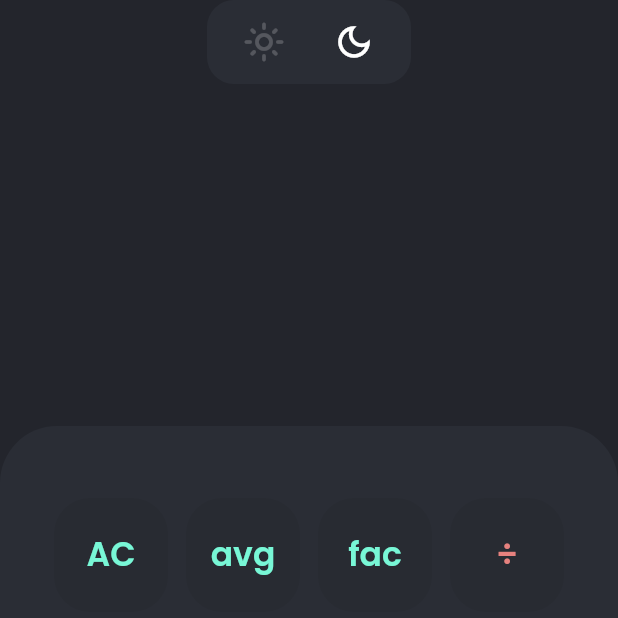
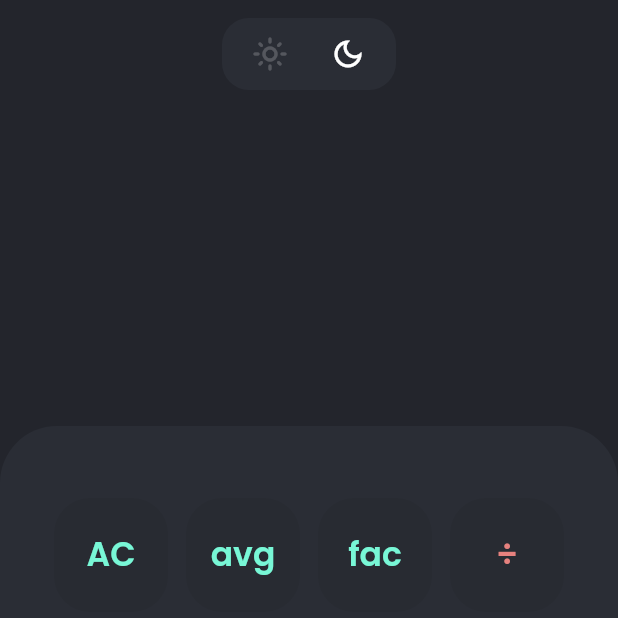
Before and after one commit to jyotirmoy-paul/nsu_calculator_frontend, a Flutter app: the screen it shows after launch, on a phone screen of 412 x 824 dp, the top half of it. Run offline on Flutter 3.47's test engine with Material 2 defaults, Android fonts, the phone set to English and light mode, and no system bars; our stand-ins replace flutter_riverpod, google_fonts; missing offline and left inert: grpc, protobuf.

Commit message:
fixes minor issue in theme button

```diff
--- a/lib/screens/calculator_screen/widgets/theme_button.dart
+++ b/lib/screens/calculator_screen/widgets/theme_button.dart
@@ -16,7 +16,8 @@ class ThemeButton extends ConsumerWidget {
         color: Theme.of(context).backgroundColor,
         borderRadius: BorderRadius.circular(18.0),
       ),
-      padding: const EdgeInsets.symmetric(horizontal: 12.0, vertical: 2.0),
+      padding: const EdgeInsets.symmetric(horizontal: 8.0),
+      margin: const EdgeInsets.only(top: 12.0),
       child: Row(
         mainAxisSize: MainAxisSize.min,
         children: [
@@ -30,14 +31,14 @@ class ThemeButton extends ConsumerWidget {
                 opacity: isDarkTheme ? 0.20 : 1.0,
                 child: const Icon(
                   Icons.light_mode_outlined,
-                  size: 28.0,
+                  size: 24.0,
                 ),
               ),
             ),
           ),
 
           // seperator
-          const SizedBox(width: 8.0),
+          const SizedBox(width: 4.0),
 
           // dark theme button
           InkWell(
@@ -49,7 +50,7 @@ class ThemeButton extends ConsumerWidget {
                 opacity: !isDarkTheme ? 0.20 : 1.0,
                 child: const Icon(
                   Icons.dark_mode_outlined,
-                  size: 28.0,
+                  size: 24.0,
                 ),
               ),
             ),
```
